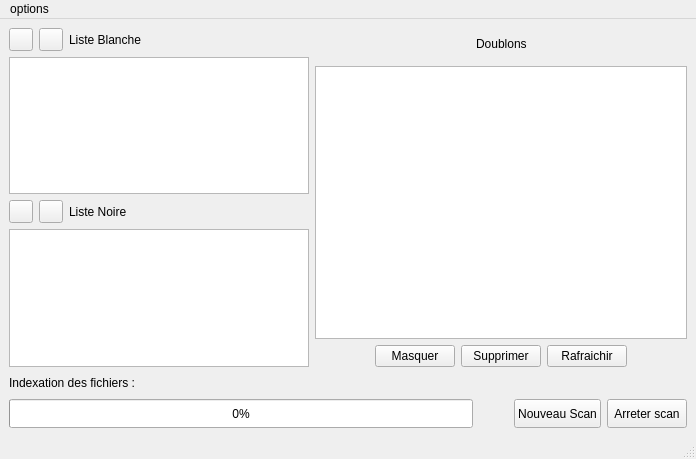
Old version of the form interface.ui in the repository Flamingroup/fsclean.
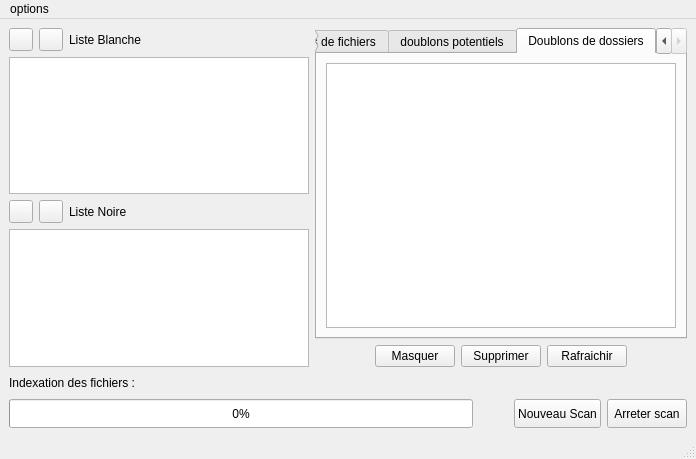
New version of the form. Icons and pictures are not drawn.

Commit message: ajout onglets et tables dossiers et fichiers doublons potentiels qui se redimensionnent avec la fenetre

```diff
--- a/interface.ui
+++ b/interface.ui
@@ -132,56 +132,41 @@
         <item>
          <layout class="QVBoxLayout" name="ColoneDoublons">
           <item>
-           <layout class="QHBoxLayout" name="horizontalLayout_7">
-            <item>
-             <spacer name="horizontalSpacer">
-              <property name="orientation">
-               <enum>Qt::Horizontal</enum>
-              </property>
-              <property name="sizeHint" stdset="0">
-               <size>
-                <width>40</width>
-                <height>20</height>
-               </size>
-              </property>
-             </spacer>
-            </item>
-            <item>
-             <widget class="QLabel" name="labeldoublons">
-              <property name="minimumSize">
-               <size>
-                <width>0</width>
-                <height>32</height>
-               </size>
-              </property>
-              <property name="maximumSize">
-               <size>
-                <width>16777215</width>
-                <height>34</height>
-               </size>
-              </property>
-              <property name="text">
-               <string>Doublons</string>
-              </property>
-             </widget>
-            </item>
-            <item>
-             <spacer name="horizontalSpacer_2">
-              <property name="orientation">
-               <enum>Qt::Horizontal</enum>
-              </property>
-              <property name="sizeHint" stdset="0">
-               <size>
-                <width>40</width>
-                <height>20</height>
-               </size>
-              </property>
-             </spacer>
-            </item>
-           </layout>
-          </item>
-          <item>
-           <widget class="QTableView" name="TableAffichageDoublons"/>
+           <widget class="QTabWidget" name="tabWidget">
+            <property name="currentIndex">
+             <number>2</number>
+            </property>
+            <widget class="QWidget" name="Dfichiers">
+             <attribute name="title">
+              <string>Doublons de fichiers</string>
+             </attribute>
+             <layout class="QVBoxLayout" name="verticalLayout">
+              <item>
+               <widget class="QTableView" name="tableDoublonsFicS"/>
+              </item>
+             </layout>
+            </widget>
+            <widget class="QWidget" name="DfichiersPotentiels">
+             <attribute name="title">
+              <string>doublons potentiels</string>
+             </attribute>
+             <layout class="QVBoxLayout" name="verticalLayout_2">
+              <item>
+               <widget class="QTableView" name="tableDoublonsFicP"/>
+              </item>
+             </layout>
+            </widget>
+            <widget class="QWidget" name="Ddossiers">
+             <attribute name="title">
+              <string>Doublons de dossiers</string>
+             </attribute>
+             <layout class="QVBoxLayout" name="verticalLayout_5">
+              <item>
+               <widget class="QTableView" name="tableDoublonsD"/>
+              </item>
+             </layout>
+            </widget>
+           </widget>
           </item>
           <item>
            <layout class="QHBoxLayout" name="horizontalLayout_6">
```
The commit also changes 2 other files.
